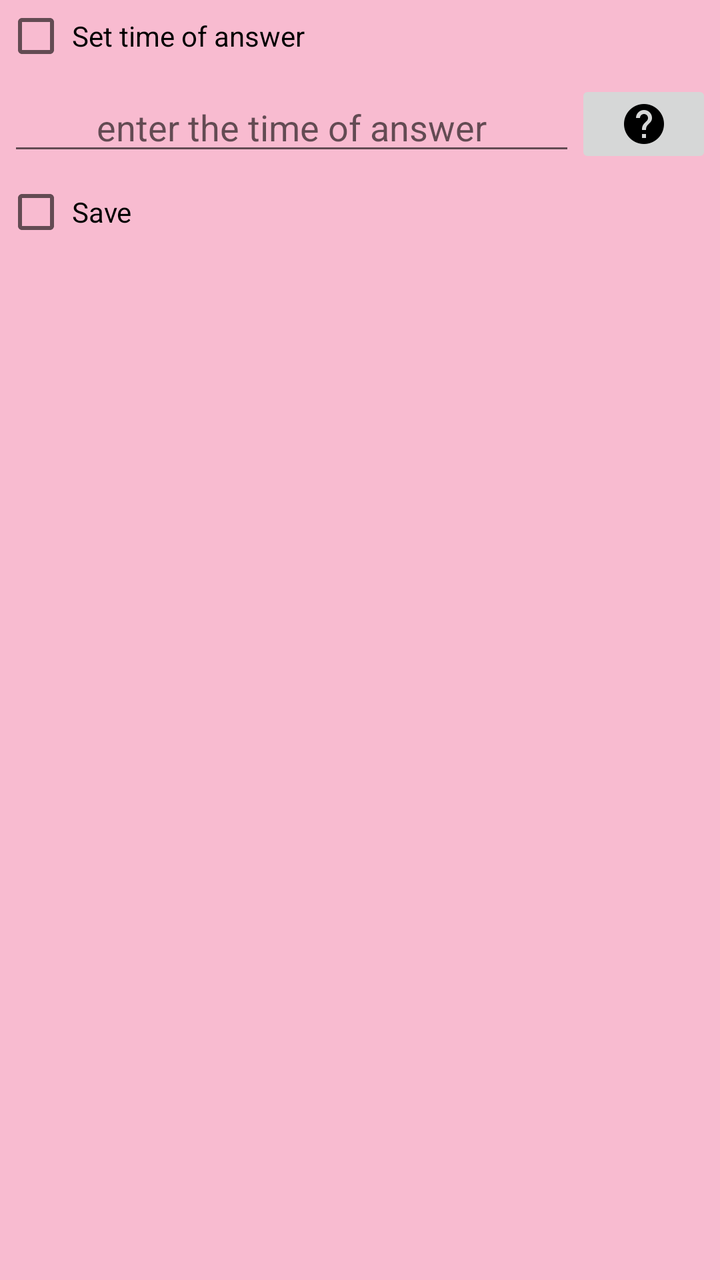
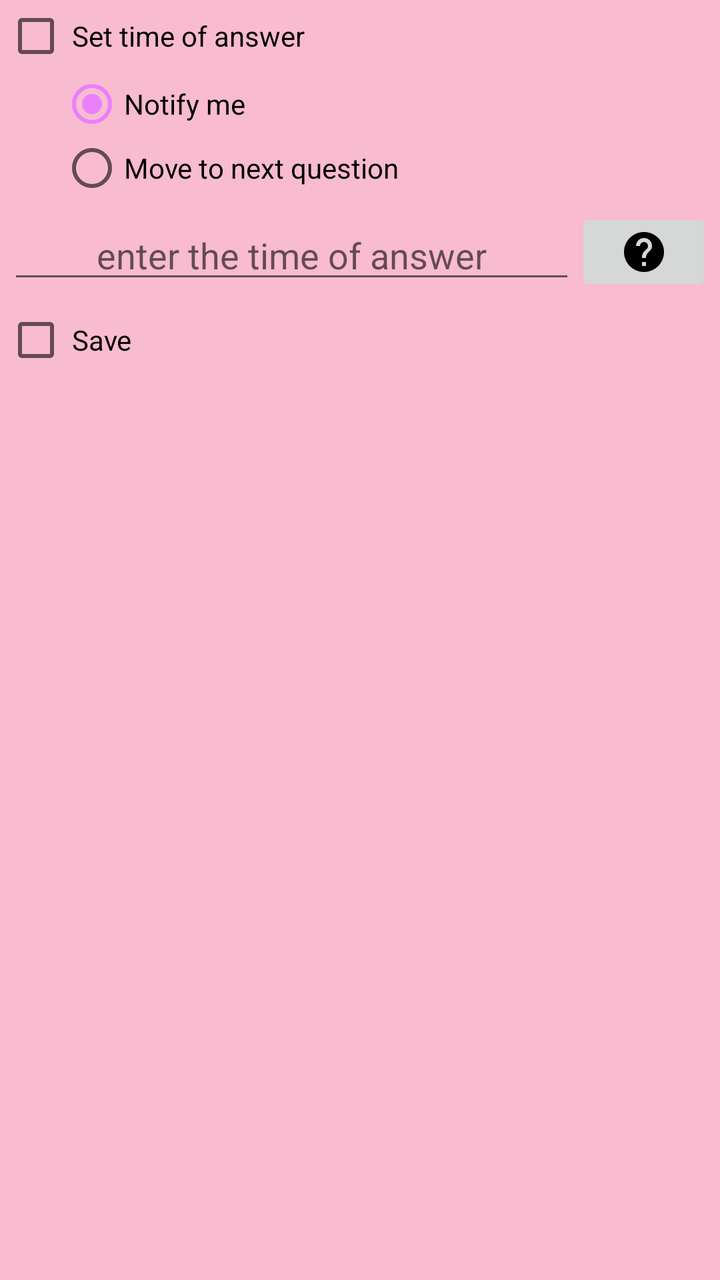

Two renders of the same Android screen: before a commit and after it. Below are the layout's source before the change and the commit's diff.
<!-- AndroidManifest.xml: application theme MyMaterialTheme -->
<!-- res/layout/time_of_answer_dialog_fragment.xml -->
<?xml version="1.0" encoding="utf-8"?>
<LinearLayout xmlns:android="http://schemas.android.com/apk/res/android"
    android:orientation="vertical" android:layout_width="match_parent"
    android:layout_height="match_parent"
    >
    <CheckBox
        android:id="@+id/set_time_of_answer"
        android:layout_width="wrap_content"
        android:layout_height="wrap_content"
        android:layout_margin="2dp"
        android:padding="2dp"
        android:text="@string/set_time_of_answer"/>
    <LinearLayout
        android:layout_width="match_parent"
        android:layout_height="wrap_content"
        android:weightSum="15"
        android:gravity="center"
        android:layout_margin="2dp"
        android:padding="2dp">
        <EditText
            android:id="@+id/time_of_answer"
            android:layout_width="0dp"
            android:layout_height="wrap_content"
            android:layout_weight="14"
            android:gravity="center"
            android:inputType="number"
            android:hint="@string/enter_the_time_of_answer"/>

        <ImageButton
            android:id="@+id/time_of_answer_help"
            android:layout_width="wrap_content"
            android:layout_height="wrap_content"
            android:layout_weight="1"
            android:layout_gravity="center"
            android:src="@drawable/ic_help_black_24dp" />
    </LinearLayout>
    <CheckBox
        android:id="@+id/save"
        android:layout_width="wrap_content"
        android:layout_height="wrap_content"
        android:layout_margin="2dp"
        android:padding="2dp"
        android:text="@string/save"/>
</LinearLayout>
<!-- resources referenced by this layout -->
<resources>
  <!-- drawable ic_help_black_24dp: png bitmap (drawable-hdpi, 458 bytes) -->
  <string name="enter_the_time_of_answer">enter the time of answer</string>
  <string name="save">Save</string>
  <string name="set_time_of_answer">Set time of answer</string>
  <style name="MyMaterialTheme" parent="MyMaterialTheme.Base">
  
      </style>
  <style name="MyMaterialTheme.Base" parent="Theme.AppCompat.Light.DarkActionBar">
          <item name="windowNoTitle">true</item>
          <item name="windowActionBar">false</item>
          <item name="colorPrimary">@color/colorPrimary</item>
          <item name="colorPrimaryDark">@color/colorPrimaryDark</item>
          <item name="colorAccent">@color/colorAccent</item>
          <item name="android:windowBackground">@color/windowBackground</item>
      </style>
  <color name="colorPrimary">#EC407A</color>
  <color name="colorPrimaryDark">#AD1457</color>
  <color name="colorAccent">#EA80FC</color>
  <color name="windowBackground">#F8BBD0</color>
</resources>

<!-- the commit's change to res/layout/time_of_answer_dialog_fragment.xml (unified diff, before → after) -->
@@ -1,44 +1,70 @@
 <?xml version="1.0" encoding="utf-8"?>
 <LinearLayout xmlns:android="http://schemas.android.com/apk/res/android"
-    android:orientation="vertical" android:layout_width="match_parent"
+    android:layout_width="match_parent"
     android:layout_height="match_parent"
-    >
+    android:orientation="vertical">
+
     <CheckBox
         android:id="@+id/set_time_of_answer"
         android:layout_width="wrap_content"
         android:layout_height="wrap_content"
         android:layout_margin="2dp"
         android:padding="2dp"
-        android:text="@string/set_time_of_answer"/>
+        android:text="@string/set_time_of_answer" />
+
+    <RadioGroup
+        android:id="@+id/do_what"
+        android:layout_width="wrap_content"
+        android:layout_height="wrap_content"
+        android:layout_marginStart="30dp">
+
+        <RadioButton
+            android:id="@+id/notify"
+            android:layout_width="wrap_content"
+            android:layout_height="wrap_content"
+            android:text="@string/notify_me"
+            android:checked="true"/>
+
+        <RadioButton
+            android:id="@+id/move_next"
+            android:layout_width="wrap_content"
+            android:layout_height="wrap_content"
+            android:text="@string/show_next_question" />
+    </RadioGroup>
+
     <LinearLayout
         android:layout_width="match_parent"
         android:layout_height="wrap_content"
-        android:weightSum="15"
+        android:layout_margin="2dp"
         android:gravity="center"
-        android:layout_margin="2dp"
-        android:padding="2dp">
+        android:padding="2dp"
+        android:weightSum="15">
+
         <EditText
             android:id="@+id/time_of_answer"
             android:layout_width="0dp"
             android:layout_height="wrap_content"
             android:layout_weight="14"
             android:gravity="center"
+            android:hint="@string/enter_the_time_of_answer"
             android:inputType="number"
-            android:hint="@string/enter_the_time_of_answer"/>
+            android:imeOptions="flagNoExtractUi" />
+
 
         <ImageButton
             android:id="@+id/time_of_answer_help"
             android:layout_width="wrap_content"
             android:layout_height="wrap_content"
+            android:layout_gravity="center"
             android:layout_weight="1"
-            android:layout_gravity="center"
             android:src="@drawable/ic_help_black_24dp" />
     </LinearLayout>
+
     <CheckBox
         android:id="@+id/save"
         android:layout_width="wrap_content"
         android:layout_height="wrap_content"
         android:layout_margin="2dp"
         android:padding="2dp"
-        android:text="@string/save"/>
+        android:text="@string/save" />
 </LinearLayout>
<!-- resource entries referenced after the edit -->
@@ -2,8 +2,10 @@
 <resources>
   <!-- drawable ic_help_black_24dp: png bitmap (drawable-hdpi, 458 bytes) -->
   <string name="enter_the_time_of_answer">enter the time of answer</string>
+  <string name="notify_me">Notify me</string>
   <string name="save">Save</string>
   <string name="set_time_of_answer">Set time of answer</string>
+  <string name="show_next_question">Move to next question</string>
   <style name="MyMaterialTheme" parent="MyMaterialTheme.Base">
   
       </style>
